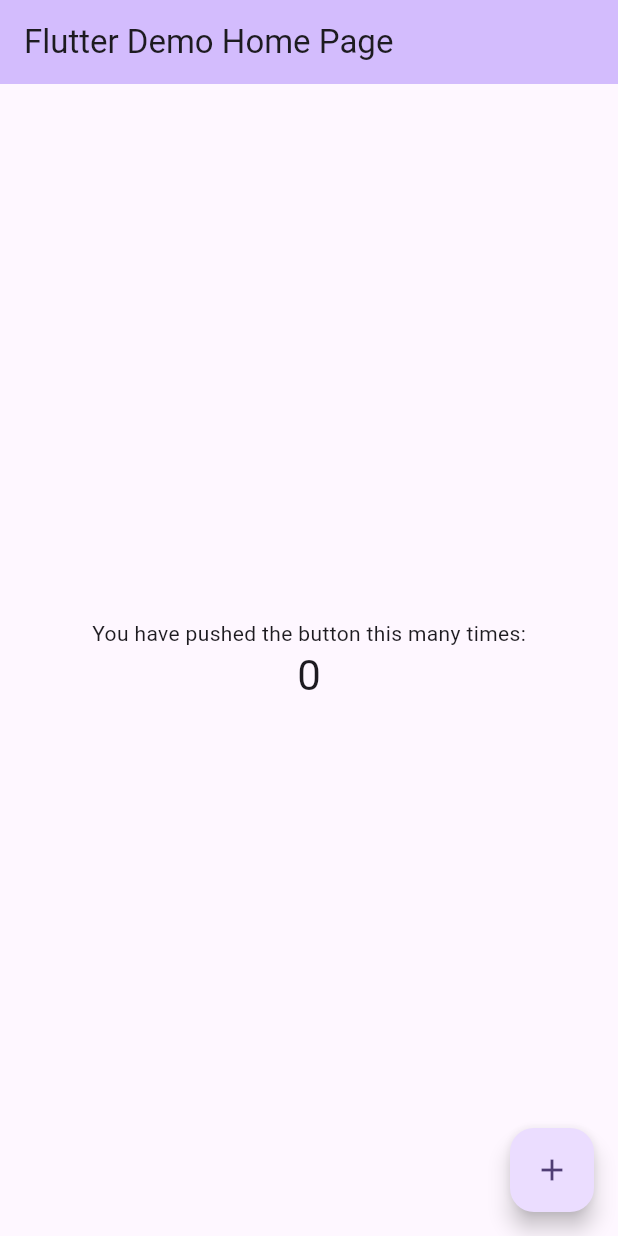
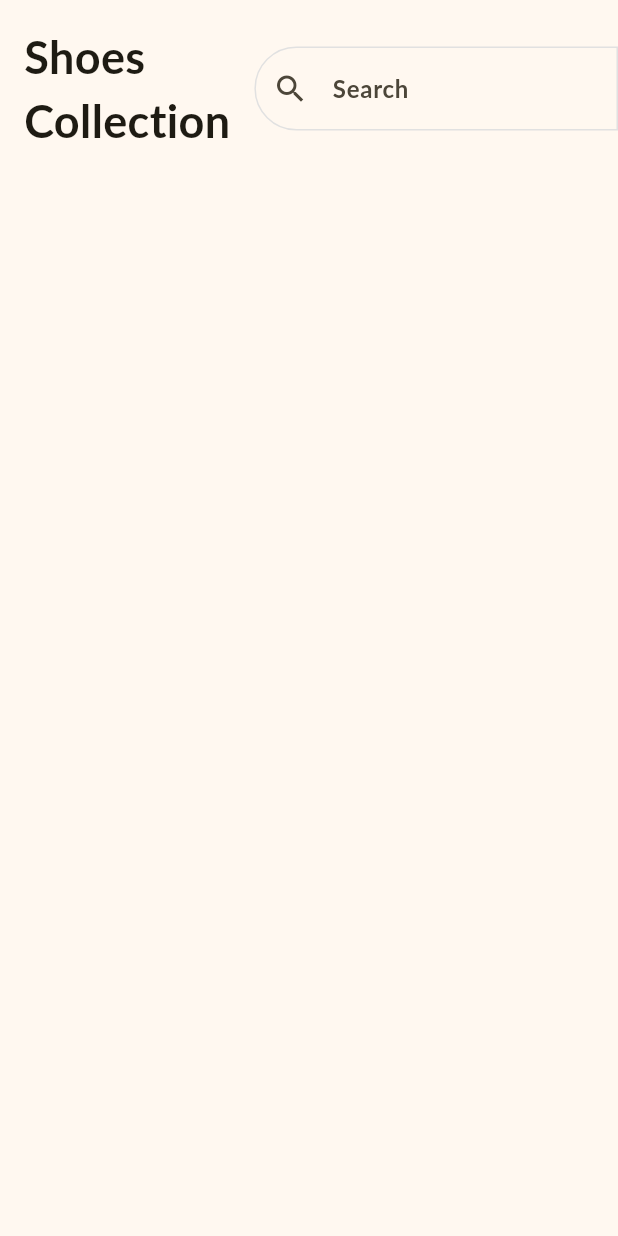
Before and after one commit to Aniketkadu7/shoemart, a Flutter app: the screen it shows after launch, on a phone screen of 412 x 824 dp. Run offline on Flutter 3.47's test engine with Material 3 defaults, Android fonts, the light colour scheme and no system bars; our stand-ins replace google_fonts; Roboto replaces fonts that are missing (Lato).

Commit message:
Done with the header

```diff
--- /dev/null
+++ b/lib/home_page.dart
@@ -0,0 +1,48 @@
+import 'package:flutter/material.dart';
+import 'package:google_fonts/google_fonts.dart';
+
+class homePage extends StatelessWidget {
+  const homePage({super.key});
+
+  @override
+  Widget build(BuildContext context) {
+    const border = OutlineInputBorder(
+      borderSide: BorderSide(
+        color: Color.fromRGBO(225, 225, 225, 1),
+      ),
+      borderRadius: BorderRadius.horizontal(left: Radius.circular(50)),
+    );
+    return Scaffold(
+      body: SafeArea(
+        child: Column(
+          children: [
+            Row(
+              children: [
+                Padding(
+                  padding: const EdgeInsets.all(16.0),
+                  child: Text("Shoes \nCollection",
+                  style: TextStyle(
+                    fontSize: 30,
+                    fontWeight: FontWeight.bold
+                  ),),
+                ),
+                Expanded(child: TextField(
+                  decoration: InputDecoration(
+                    hintText: "Search",
+                    prefixIcon: Icon(Icons.search),
+                    border: border,
+                    enabledBorder: border,
+                    focusedBorder: border,
+
+                  ),
+                ))
+              ],
+            )
+
+          ],
+        ),
+      )
+
+    );
+  }
+}
--- a/lib/main.dart
+++ b/lib/main.dart
@@ -1,4 +1,6 @@
 import 'package:flutter/material.dart';
+import 'package:google_fonts/google_fonts.dart';
+import 'package:shoe_application/home_page.dart';
 
 void main() {
   runApp(const MyApp());
@@ -7,119 +9,20 @@
 class MyApp extends StatelessWidget {
   const MyApp({super.key});
 
-  // This widget is the root of your application.
   @override
   Widget build(BuildContext context) {
     return MaterialApp(
-      title: 'Flutter Demo',
+      title: 'Shoe Application',
       theme: ThemeData(
-        // This is the theme of your application.
-        //
-        // TRY THIS: Try running your application with "flutter run". You'll see
-        // the application has a purple toolbar. Then, without quitting the app,
-        // try changing the seedColor in the colorScheme below to Colors.green
-        // and then invoke "hot reload" (save your changes or press the "hot
-        // reload" button in a Flutter-supported IDE, or press "r" if you used
-        // the command line to start the app).
-        //
-        // Notice that the counter didn't reset back to zero; the application
-        // state is not lost during the reload. To reset the state, use hot
-        // restart instead.
-        //
-        // This works for code too, not just values: Most code changes can be
-        // tested with just a hot reload.
-        colorScheme: ColorScheme.fromSeed(seedColor: Colors.deepPurple),
-        useMaterial3: true,
+        fontFamily: 'Lato',
+        colorScheme: ColorScheme.fromSeed(seedColor: Color.fromRGBO(254, 206, 1, 1)),
+        inputDecorationTheme: InputDecorationTheme(
+          hintStyle: TextStyle(
+            fontWeight: FontWeight.bold
+          )
+        )
       ),
-      home: const MyHomePage(title: 'Flutter Demo Home Page'),
+      home: homePage(),
     );
   }
 }
-
-class MyHomePage extends StatefulWidget {
-  const MyHomePage({super.key, required this.title});
-
-  // This widget is the home page of your application. It is stateful, meaning
-  // that it has a State object (defined below) that contains fields that affect
-  // how it looks.
-
-  // This class is the configuration for the state. It holds the values (in this
-  // case the title) provided by the parent (in this case the App widget) and
-  // used by the build method of the State. Fields in a Widget subclass are
-  // always marked "final".
-
-  final String title;
-
-  @override
-  State<MyHomePage> createState() => _MyHomePageState();
-}
-
-class _MyHomePageState extends State<MyHomePage> {
-  int _counter = 0;
-
-  void _incrementCounter() {
-    setState(() {
-      // This call to setState tells the Flutter framework that something has
-      // changed in this State, which causes it to rerun the build method below
-      // so that the display can reflect the updated values. If we changed
-      // _counter without calling setState(), then the build method would not be
-      // called again, and so nothing would appear to happen.
-      _counter++;
-    });
-  }
-
-  @override
-  Widget build(BuildContext context) {
-    // This method is rerun every time setState is called, for instance as done
-    // by the _incrementCounter method above.
-    //
-    // The Flutter framework has been optimized to make rerunning build methods
-    // fast, so that you can just rebuild anything that needs updating rather
-    // than having to individually change instances of widgets.
-    return Scaffold(
-      appBar: AppBar(
-        // TRY THIS: Try changing the color here to a specific color (to
-        // Colors.amber, perhaps?) and trigger a hot reload to see the AppBar
-        // change color while the other colors stay the same.
-        backgroundColor: Theme.of(context).colorScheme.inversePrimary,
-        // Here we take the value from the MyHomePage object that was created by
-        // the App.build method, and use it to set our appbar title.
-        title: Text(widget.title),
-      ),
-      body: Center(
-        // Center is a layout widget. It takes a single child and positions it
-        // in the middle of the parent.
-        child: Column(
-          // Column is also a layout widget. It takes a list of children and
-          // arranges them vertically. By default, it sizes itself to fit its
-          // children horizontally, and tries to be as tall as its parent.
-          //
-          // Column has various properties to control how it sizes itself and
-          // how it positions its children. Here we use mainAxisAlignment to
-          // center the children vertically; the main axis here is the vertical
-          // axis because Columns are vertical (the cross axis would be
-          // horizontal).
-          //
-          // TRY THIS: Invoke "debug painting" (choose the "Toggle Debug Paint"
-          // action in the IDE, or press "p" in the console), to see the
-          // wireframe for each widget.
-          mainAxisAlignment: MainAxisAlignment.center,
-          children: <Widget>[
-            const Text(
-              'You have pushed the button this many times:',
-            ),
-            Text(
-              '$_counter',
-              style: Theme.of(context).textTheme.headlineMedium,
-            ),
-          ],
-        ),
-      ),
-      floatingActionButton: FloatingActionButton(
-        onPressed: _incrementCounter,
-        tooltip: 'Increment',
-        child: const Icon(Icons.add),
-      ), // This trailing comma makes auto-formatting nicer for build methods.
-    );
-  }
-}
--- a/pubspec.yaml
+++ b/pubspec.yaml
@@ -30,6 +30,7 @@ environment:
 dependencies:
   flutter:
     sdk: flutter
+  google_fonts: ^6.2.1
 
   # The following adds the Cupertino Icons font to your application.
   # Use with the CupertinoIcons class for iOS style icons.
```
Also changed, not shown: pubspec.lock, 1 other file.
